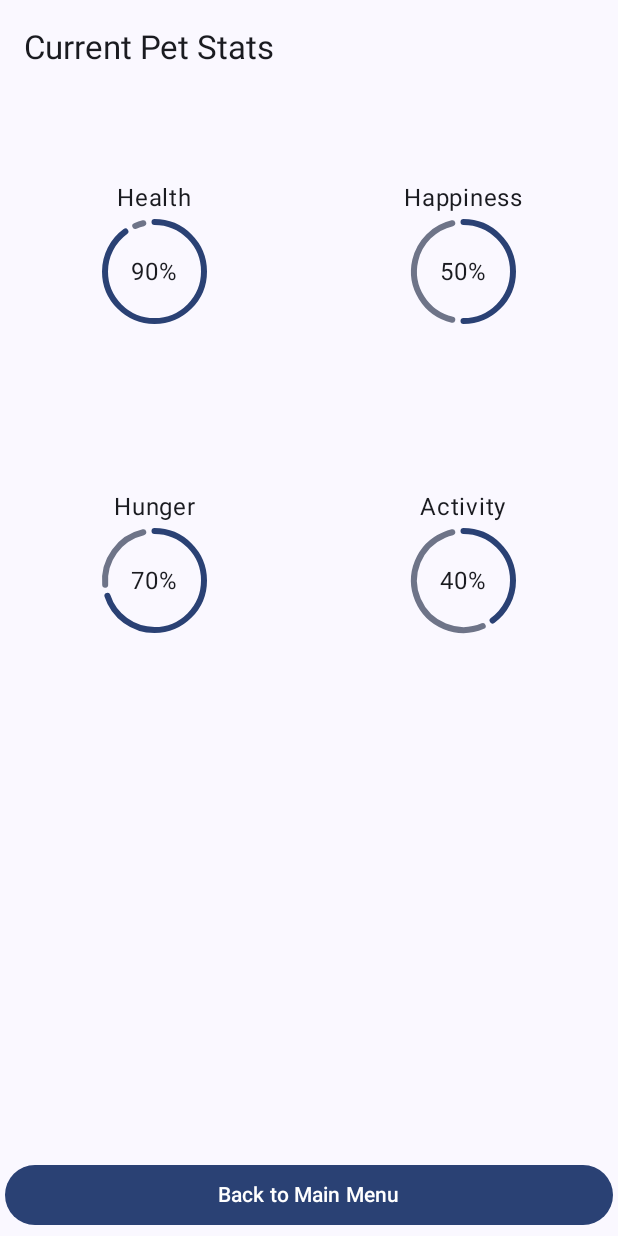
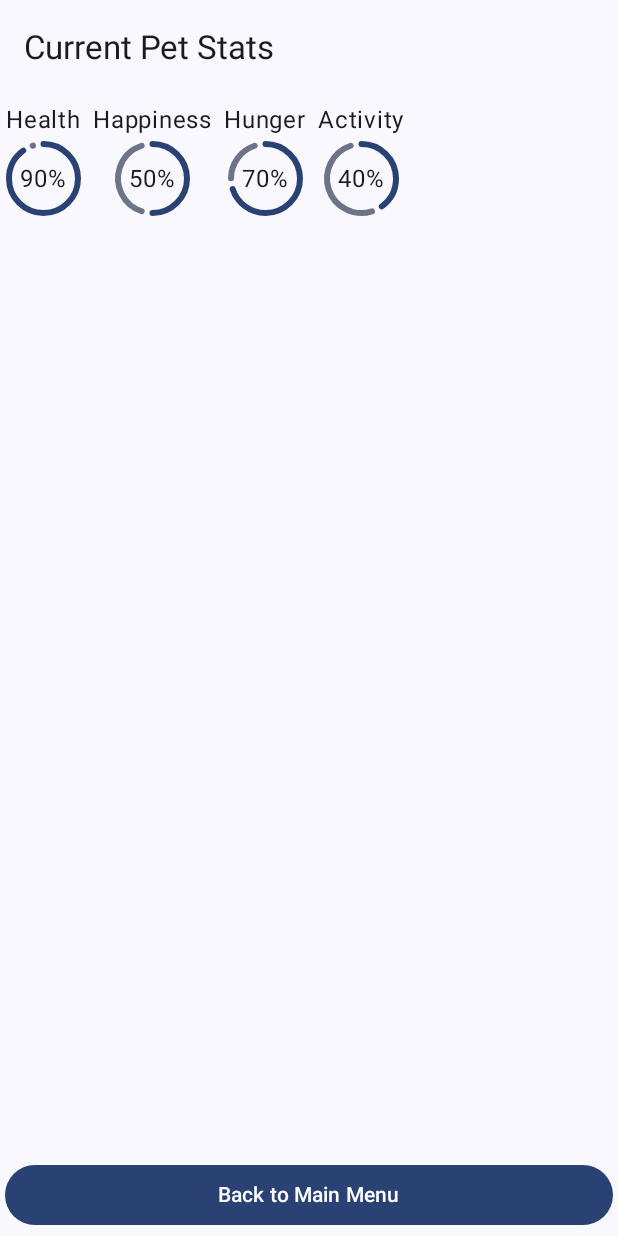
Before and after one commit to tmauritz/MAD-Group13, an Android app built with Jetpack Compose: the CurrentStatScreen screen opened through its navigation route, on a phone screen of 412 x 824 dp. Run offline under Robolectric (Android 15) with nearby library versions, the phone set to English and light mode, and no system bars.

Commit message:
Moved Stats to MainScreen

```diff
--- a/app/src/main/java/com/example/mad_group13/navigation/Navigation.kt
+++ b/app/src/main/java/com/example/mad_group13/navigation/Navigation.kt
@@ -28,7 +28,6 @@ fun Navigation(modifier: Modifier = Modifier) {
         }
         composable(route = Screen.MainScreen.route) {
             MainScreen(
-                onShowCurrentPetStats = { navController.navigate(Screen.ActivePetStats.route)},
                 modifier = modifier
             )
         }
--- a/app/src/main/java/com/example/mad_group13/presentation/CurrentStatScreen.kt
+++ b/app/src/main/java/com/example/mad_group13/presentation/CurrentStatScreen.kt
@@ -1,4 +1,5 @@
 package com.example.mad_group13.presentation
+import androidx.compose.foundation.background
 import androidx.compose.foundation.layout.Arrangement
 import androidx.compose.foundation.layout.Box
 import androidx.compose.foundation.layout.Column
@@ -7,9 +8,9 @@ import androidx.compose.foundation.layout.fillMaxSize
 import androidx.compose.foundation.layout.fillMaxWidth
 import androidx.compose.foundation.layout.padding
 import androidx.compose.foundation.layout.size
-import androidx.compose.foundation.lazy.grid.GridCells
-import androidx.compose.foundation.lazy.grid.LazyVerticalGrid
-import androidx.compose.foundation.lazy.grid.items
+import androidx.compose.foundation.layout.width
+import androidx.compose.foundation.lazy.LazyRow
+import androidx.compose.foundation.lazy.items
 import androidx.compose.material3.Button
 import androidx.compose.material3.CircularProgressIndicator
 import androidx.compose.material3.ExperimentalMaterial3Api
@@ -19,6 +20,7 @@ import androidx.compose.material3.TopAppBar
 import androidx.compose.runtime.Composable
 import androidx.compose.ui.Alignment
 import androidx.compose.ui.Modifier
+import androidx.compose.ui.graphics.Color
 import androidx.compose.ui.tooling.preview.Preview
 import androidx.compose.ui.unit.dp
 
@@ -47,9 +49,10 @@ fun CurrentStatScreen(onBackToMain: ()-> Unit, modifier: Modifier = Modifier){
         )},
         modifier = modifier){ padding ->
         Column(
+            horizontalAlignment = Alignment.CenterHorizontally,
             verticalArrangement = Arrangement.Center,
             modifier = modifier.padding(padding)){
-            LazyVerticalGrid(columns = GridCells.Fixed(2)) {
+            LazyRow() {
                 items(placeholders) { (name, value) -> StatDisplay(name, value) }
             }
         }
@@ -60,15 +63,14 @@ fun CurrentStatScreen(onBackToMain: ()-> Unit, modifier: Modifier = Modifier){
 fun StatDisplay(statName: String, statValue: Float, modifier: Modifier = Modifier){
     Column(
         horizontalAlignment = Alignment.CenterHorizontally,
-        verticalArrangement = Arrangement.Center,
-        modifier = modifier.fillMaxWidth().aspectRatio(1f).padding(2.dp)
+        modifier = modifier.padding(2.dp)
     ){
         Text(
             text = statName,
             modifier = modifier.padding(2.dp)
             )
         Box(contentAlignment = Alignment.Center,
-            modifier = modifier.size(70.dp)
+            modifier = modifier.size(50.dp)
             ){
             CircularProgressIndicator(
                 progress = { statValue },
--- a/app/src/main/java/com/example/mad_group13/presentation/MainScreen.kt
+++ b/app/src/main/java/com/example/mad_group13/presentation/MainScreen.kt
@@ -1,6 +1,7 @@
 package com.example.mad_group13.presentation
 
 import androidx.compose.foundation.Image
+import androidx.compose.foundation.background
 import androidx.compose.foundation.layout.Arrangement
 import androidx.compose.foundation.layout.Box
 import androidx.compose.foundation.layout.Column
@@ -21,14 +22,16 @@ import androidx.compose.runtime.remember
 import androidx.compose.runtime.setValue
 import androidx.compose.ui.Alignment
 import androidx.compose.ui.Modifier
+import androidx.compose.ui.graphics.Color
 import androidx.compose.ui.res.painterResource
+import androidx.compose.ui.tooling.preview.Preview
+import androidx.compose.ui.unit.dp
 import com.example.mad_group13.R
 import com.example.mad_group13.logic.PetActions
 
 @OptIn(ExperimentalMaterial3Api::class)
 @Composable
 fun MainScreen(
-    onShowCurrentPetStats: () -> Unit,
     modifier: Modifier = Modifier
 ) {
 
@@ -48,11 +51,7 @@ fun MainScreen(
                 .padding(innerPadding)
                 .fillMaxSize(),
         ){
-            Image(
-                painter = painterResource(id = R.drawable.dia_1_purple),
-                contentDescription = "A pretty diamond!",
-                modifier = modifier.align(Alignment.Center)
-            )
+
             Column (
                 verticalArrangement = Arrangement.Center,
                 horizontalAlignment = Alignment.CenterHorizontally
@@ -81,6 +80,26 @@ fun MainScreen(
                     }
                 }
 
+                Text(text = "NICKNAME GOES HERE",
+                modifier = modifier.padding(top = 10.dp))
+
+                Row {
+                    Image(
+                    painter = painterResource(id = R.drawable.dia_1_purple),
+                    contentDescription = "A pretty diamond!",
+                    modifier = modifier
+                )
+                }
+
+                Row(
+                    horizontalArrangement = Arrangement.SpaceEvenly,
+                    modifier = modifier.fillMaxWidth()){
+                    StatDisplay("Health", 1f)
+                    StatDisplay("Hunger", 1f)
+                    StatDisplay("Happiness", 1f)
+                    StatDisplay("Activity", 1f)
+                }
+
                 Row (
                     horizontalArrangement = Arrangement.SpaceEvenly,
                     verticalAlignment = Alignment.Bottom,
@@ -89,7 +108,7 @@ fun MainScreen(
                     Button(
                         onClick = { print("I hath been clicked") }
                     ) {
-                        Text("Moar")
+                        Text("Pass Time")
                     }
                     Button(
                         onClick = {
@@ -97,11 +116,6 @@ fun MainScreen(
                             PetActions.feedPet() }
                     ) {
                         Text("Feed")
-                    }
-                    Button(
-                        onClick = onShowCurrentPetStats
-                    ) {
-                        Text("Stats")
                     }
                 }
             }
@@ -127,3 +141,10 @@ fun MainScreen(
     }
 
 }
+
+
+@Preview(name = "MainScreenPreview")
+@Composable
+fun MainScreenPreview(){
+    MainScreen()
+}
```
